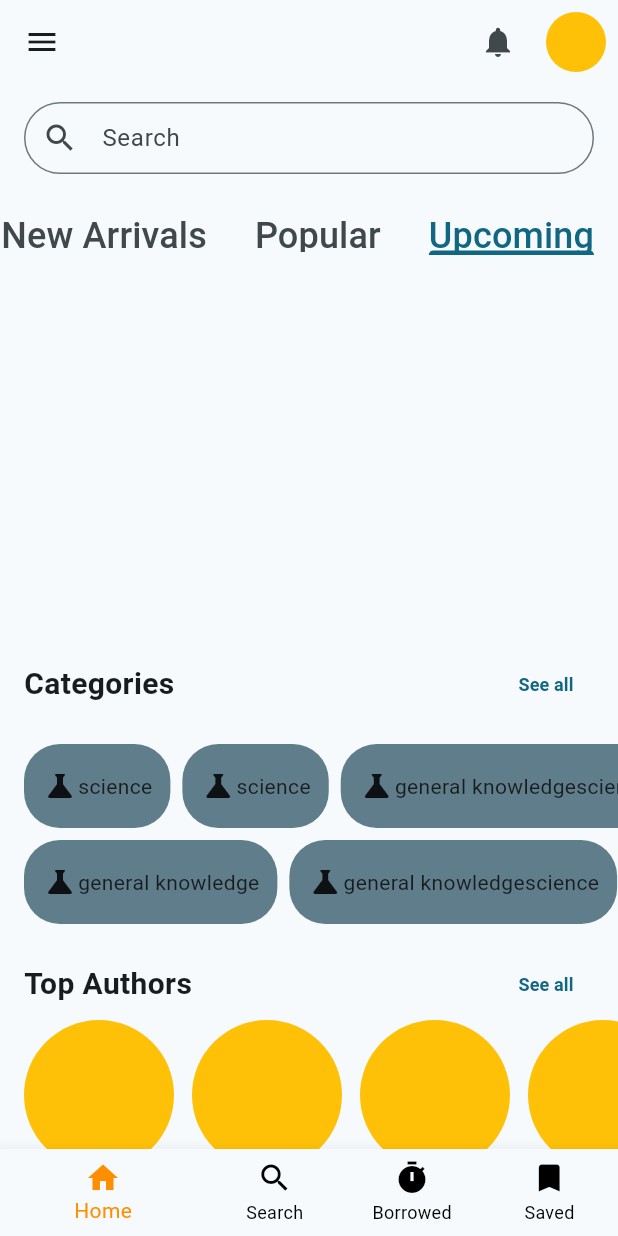
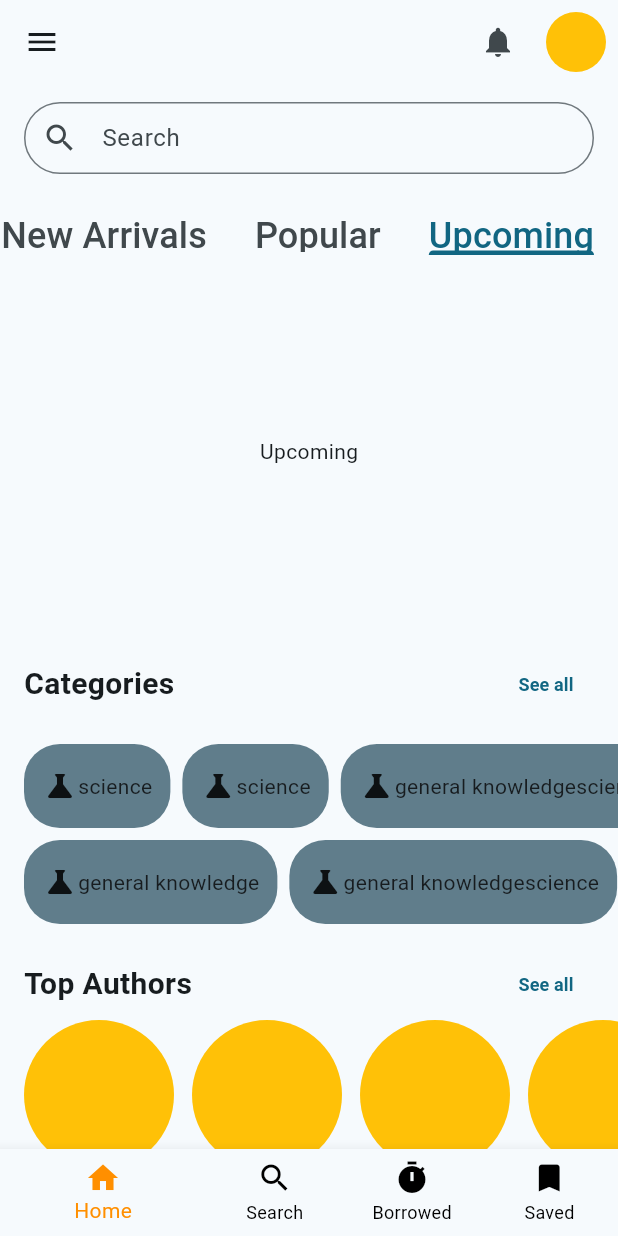
Before and after one commit to ingatkodingstudio/perpustakaan_flutter, a Flutter app: the screen it shows after launch, tab 3 chosen, on a phone screen of 412 x 824 dp. Run offline on Flutter 3.47's test engine with Material 3 defaults, Android fonts, the phone set to English and light mode, and no system bars; our stand-ins replace dio, flutter_riverpod, riverpod_annotation; generated files the repository leaves out were written again; network calls fail.

```diff
--- /dev/null
+++ b/lib/model/book.dart
@@ -0,0 +1,34 @@
+import 'dart:convert';
+
+List<Book> bookFromJson(String str) =>
+    List<Book>.from(json.decode(str).map((x) => Book.fromJson(x)));
+
+String bookToJson(List<Book> data) =>
+    json.encode(List<dynamic>.from(data.map((x) => x.toJson())));
+
+class Book {
+  int id;
+  String title;
+  String author;
+
+  Book({
+    required this.id,
+    required this.title,
+    required this.author,
+  });
+
+  factory Book.fromJson(Map<String, dynamic> json) => Book(
+        id: json["id"],
+        title: json["title"],
+        author: json["author"],
+      );
+
+  static List<Book> toBooks(List<Map<String, dynamic>> maps) =>
+      maps.map((value) => Book.fromJson(value)).toList();
+
+  Map<String, dynamic> toJson() => {
+        "id": id,
+        "title": title,
+        "author": author,
+      };
+}
--- /dev/null
+++ b/lib/model/data_state.dart
@@ -0,0 +1,26 @@
+sealed class DataState<T> {
+  const DataState();
+}
+
+class Success<T> extends DataState<T> {
+  final T data;
+
+  Success(this.data);
+}
+
+class InitialState<T> extends DataState<T> {}
+
+class EmptyData<T> extends DataState<T> {}
+
+class Error<T> extends DataState<T> {
+  final String message;
+  final Function? retry;
+
+  Error(this.message, {this.retry});
+}
+
+class Loading<T> extends DataState<T> {
+  final int? progress;
+
+  Loading({this.progress});
+}
--- a/lib/page/home/home.dart
+++ b/lib/page/home/home.dart
@@ -5,6 +5,7 @@ import 'package:perpustakaan_app/page/home/search_widget.dart';
 import 'package:perpustakaan_app/page/home/tab_widget.dart';
 import 'package:perpustakaan_app/page/home/top_authors_widget.dart';
 import 'package:perpustakaan_app/main.dart' as main;
+import 'package:perpustakaan_app/provider/book_notifier.dart';
 import 'package:perpustakaan_app/provider/bottom_navigation_notifier.dart';
 
 class Home extends ConsumerWidget {
@@ -28,7 +29,7 @@ class Home extends ConsumerWidget {
         );
         break;
       default:
-        content = _content();
+        content = _content(ref);
     }
 
     return Scaffold(
@@ -38,8 +39,12 @@ class Home extends ConsumerWidget {
     );
   }
 
-  Widget _content() {
-    return const SingleChildScrollView(
+  Widget _content(WidgetRef ref) {
+    return RefreshIndicator(
+      onRefresh: () {
+        return fetchBooks(ref);
+      },
+      child: const SingleChildScrollView(
         child: Column(
           children: [
             SizedBox(
@@ -59,6 +64,7 @@ class Home extends ConsumerWidget {
             ),
             TopAuthorsWidget(),
           ],
+        ),
       ),
     );
   }
@@ -123,4 +129,8 @@ class Home extends ConsumerWidget {
       ],
     );
   }
+
+  Future<void> fetchBooks(WidgetRef ref) {
+    return ref.read(bookNotifierProvider.notifier).fetchData();
   }
+}
--- a/lib/page/home/tab_widget.dart
+++ b/lib/page/home/tab_widget.dart
@@ -1,10 +1,27 @@
 import 'package:flutter/material.dart';
+import 'package:flutter_riverpod/flutter_riverpod.dart';
+import 'package:perpustakaan_app/model/book.dart';
+import 'package:perpustakaan_app/model/data_state.dart';
+import 'package:perpustakaan_app/provider/book_notifier.dart';
 
-class TabWidget extends StatelessWidget {
+class TabWidget extends ConsumerStatefulWidget {
   const TabWidget({super.key});
 
   @override
+  ConsumerState<TabWidget> createState() => _TabWidgetState();
+}
+
+class _TabWidgetState extends ConsumerState<TabWidget> {
+  @override
+  void initState() {
+    super.initState();
+    ref.read(bookNotifierProvider.notifier).fetchData();
+  }
+
+  @override
   Widget build(BuildContext context) {
+    final bookState = ref.watch(bookNotifierProvider);
+
     return Container(
       alignment: Alignment.center,
       child: DefaultTabController(
@@ -46,17 +63,71 @@ class TabWidget extends StatelessWidget {
               height: 230,
               child: TabBarView(
                 children: [
-                  ListView.separated(
-                    itemCount: 5,
+                  _booksWidget(bookState),
+                  const Center(
+                    child: Text('Popular'),
+                  ),
+                  const Center(
+                    child: Text('Upcoming'),
+                  ),
+                ],
+              ),
+            )
+          ],
+        ),
+      ),
+    );
+  }
+
+  Widget _booksWidget(DataState<List<Book>> bookState) {
+    final dummyBook = Book(id: 0, title: '', author: '');
+    final dummyBooks = List.generate(3, (index) => dummyBook);
+
+    switch (bookState) {
+      case Loading():
+        return _generateListBook(dummyBooks);
+      case EmptyData():
+        return const SizedBox(
+          height: 190,
+          child: Center(child: Text('No Data')),
+        );
+      case Error(message: var message, retry: var retry):
+        return SizedBox(
+          height: 190,
+          child: Center(
+            child: Column(mainAxisSize: MainAxisSize.min, children: [
+              Text(message),
+              retry != null
+                  ? TextButton(
+                      onPressed: () {
+                        retry();
+                      },
+                      child: const Text('Retry'))
+                  : Container()
+            ]),
+          ),
+        );
+      case Success(data: var data):
+        return _generateListBook(data);
+      case InitialState():
+        return _generateListBook(dummyBooks);
+    }
+  }
+
+  Widget _generateListBook(List<Book> books) {
+    return ListView.separated(
+      itemCount: books.length,
       scrollDirection: Axis.horizontal,
       separatorBuilder: (context, index) => const SizedBox(
         width: 12,
       ),
       itemBuilder: (context, index) {
+        final book = books[index];
+
         return Padding(
           padding: EdgeInsets.only(
               left: index == 0 ? 16 : 0,
-                            right: index == 4 ? 16 : 0),
+              right: index == books.length - 1 ? 16 : 0),
           child: SizedBox(
             width: 150,
             child: Column(
@@ -67,26 +138,25 @@ class TabWidget extends StatelessWidget {
                   width: 150,
                   height: 190,
                 ),
-                              const Text(
-                                'Book Title Here',
-                                style: TextStyle(
+                Text(
+                  book.title,
+                  style: const TextStyle(
                     fontSize: 16,
                     fontWeight: FontWeight.bold,
                   ),
                 ),
-                              const Row(
-                                mainAxisAlignment:
-                                    MainAxisAlignment.spaceBetween,
+                Row(
+                  mainAxisAlignment: MainAxisAlignment.spaceBetween,
                   mainAxisSize: MainAxisSize.max,
                   children: [
                     Text(
-                                    'Author',
-                                    style: TextStyle(
+                      book.author,
+                      style: const TextStyle(
                         fontSize: 12,
                         color: Colors.grey,
                       ),
                     ),
-                                  Text(
+                    const Text(
                       'Category',
                       style: TextStyle(
                         fontSize: 12,
@@ -100,15 +170,6 @@ class TabWidget extends StatelessWidget {
           ),
         );
       },
-                  ),
-                  Container(),
-                  Container(),
-                ],
-              ),
-            )
-          ],
-        ),
-      ),
     );
   }
 }
--- a/pubspec.yaml
+++ b/pubspec.yaml
@@ -38,6 +38,7 @@ dependencies:
   flutter_staggered_grid_view: ^0.7.0
   flutter_riverpod: ^2.5.1
   riverpod_annotation: ^2.3.5
+  dio: ^5.7.0
 
 dev_dependencies:
   flutter_test:
```
Also changed, not shown: lib/provider/app_provider.dart (added, +12 -0 lines), lib/provider/book_notifier.dart (added, +35 -0 lines), lib/service/api_service.dart (added, +32 -0 lines), lib/provider/book_notifier.g.dart (added), pubspec.lock, 1 other file. Lines whose indentation alone changed are shown as unchanged.
